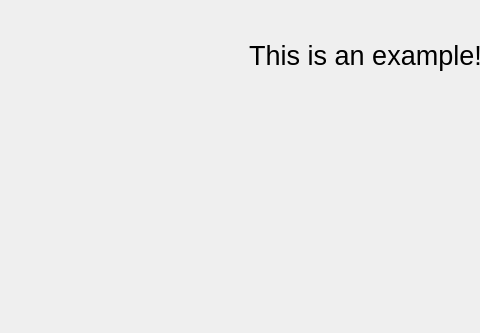
Before: the Qt Designer form python_gui_project_template/ui/main_window.ui in ToolSense/python-project-template, drawn with Qt 5; both pictures show x 0 to 480 and y 0 to 333 of the 732 by 500 pixel window.
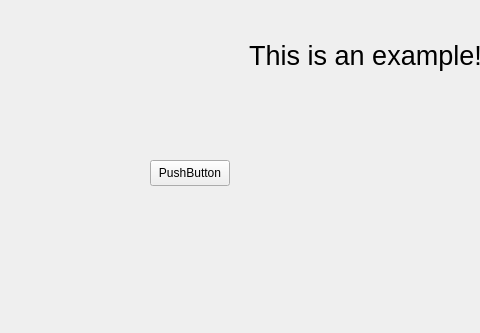
After: the same form once the commit is applied.

```diff
--- a/python_gui_project_template/ui/main_window.ui
+++ b/python_gui_project_template/ui/main_window.ui
@@ -38,6 +38,19 @@
      <set>Qt::AlignCenter</set>
     </property>
    </widget>
+   <widget class="QPushButton" name="pushButton">
+    <property name="geometry">
+     <rect>
+      <x>150</x>
+      <y>160</y>
+      <width>80</width>
+      <height>26</height>
+     </rect>
+    </property>
+    <property name="text">
+     <string>PushButton</string>
+    </property>
+   </widget>
   </widget>
   <widget class="QMenuBar" name="menubar">
    <property name="geometry">
```
Left out of the diff: 2 changed lines with no effect on the pictures.
